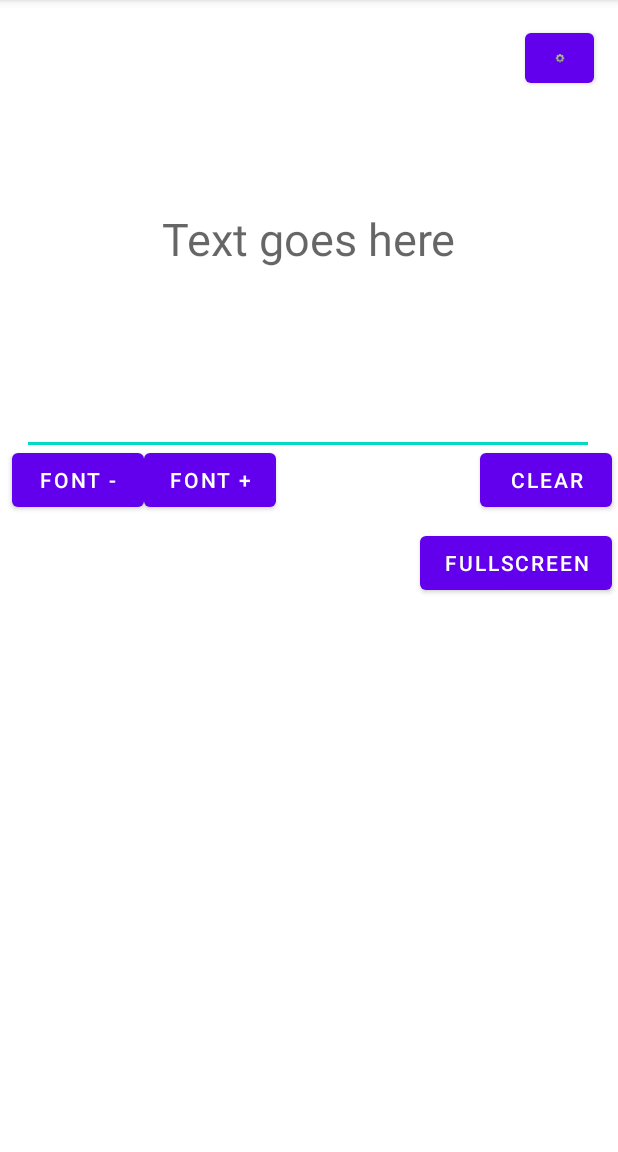
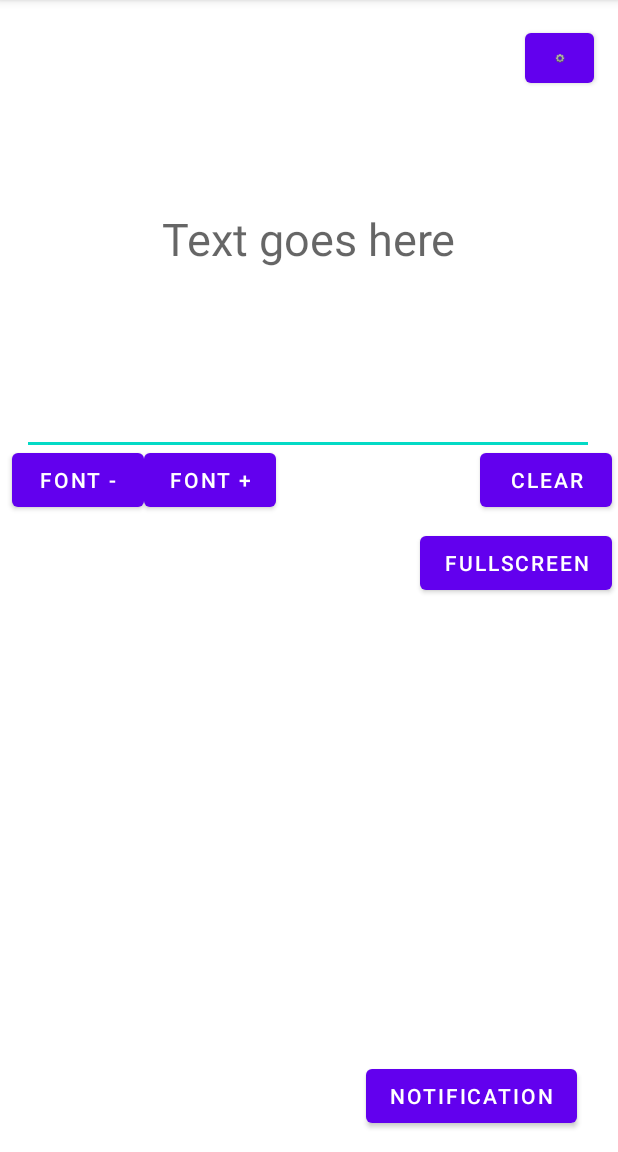
Before and after one commit to meowka91155/MuteNote, an Android app: the screen it shows after launch (MainActivity), on a phone screen of 412 x 824 dp, the part 84-1236 px from its top. Run offline under Robolectric (Android 15) with nearby library versions, the phone set to English and light mode, and no system bars.

Commit message:
added a notification button to bring the app back easily.

```diff
--- a/app/src/main/AndroidManifest.xml
+++ b/app/src/main/AndroidManifest.xml
@@ -3,6 +3,7 @@
     package="com.example.note">
 
     <application
+        android:name=".AppStart"
         android:allowBackup="true"
         android:icon="@mipmap/ic_launcher"
         android:label="@string/app_name"
--- /dev/null
+++ b/app/src/main/java/com/example/note/AppStart.java
@@ -0,0 +1,48 @@
+package com.example.note;
+
+import android.app.Application;
+import android.app.NotificationChannel;
+import android.app.NotificationManager;
+import android.os.Build;
+
+public class AppStart extends Application {
+
+    public static final String CHANNEL_1_ID = "channel1";
+    public static final String CHANNEL_2_ID = "channel2";
+
+    @Override
+    public void onCreate() {
+        super.onCreate();
+
+        createNotificationChannels();
+
+
+
+    }
+
+    private void createNotificationChannels() {
+        if (Build.VERSION.SDK_INT >= Build.VERSION_CODES.O){
+            NotificationChannel channel1 = new NotificationChannel(
+                    CHANNEL_1_ID,
+                    "Channel 1",
+                    NotificationManager.IMPORTANCE_LOW
+            );
+            channel1.setDescription("This is Channel 1");
+
+            NotificationChannel channel2 = new NotificationChannel(
+                    CHANNEL_2_ID,
+                    "Channel 2",
+                    NotificationManager.IMPORTANCE_LOW
+            );
+            channel2.setDescription("This is Channel 2");
+
+            NotificationManager manager = getSystemService(NotificationManager.class);
+
+            manager.createNotificationChannel(channel1);
+            manager.createNotificationChannel(channel2);
+
+        }
+
+    }
+
+}
--- a/app/src/main/java/com/example/note/Settings.java
+++ b/app/src/main/java/com/example/note/Settings.java
@@ -1,6 +1,7 @@
 package com.example.note;
 
 import androidx.appcompat.app.AppCompatActivity;
+import androidx.core.app.NotificationManagerCompat;
 
 import android.os.Bundle;
 import android.view.View;
@@ -15,10 +16,13 @@ public class Settings extends AppCompatActivity {
 
 
 
+
     @Override
     protected void onCreate(Bundle savedInstanceState) {
         super.onCreate(savedInstanceState);
         setContentView(R.layout.activity_settings);
+
+
 
 
         //reset text size
@@ -41,5 +45,7 @@ public class Settings extends AppCompatActivity {
         });
 
 
+
+
     }
 }
--- /dev/null
+++ b/app/src/main/res/drawable/ic_1.xml
@@ -0,0 +1,10 @@
+<vector xmlns:android="http://schemas.android.com/apk/res/android"
+    android:width="24dp"
+    android:height="24dp"
+    android:viewportWidth="24"
+    android:viewportHeight="24"
+    android:tint="?attr/colorControlNormal">
+  <path
+      android:fillColor="@android:color/white"
+      android:pathData="M7,10l5,5 5,-5z"/>
+</vector>
--- a/app/src/main/res/layout/activity_main.xml
+++ b/app/src/main/res/layout/activity_main.xml
@@ -126,4 +126,15 @@
         app:layout_constraintEnd_toEndOf="parent"
         app:layout_constraintTop_toBottomOf="@+id/btn_clear" />
 
+    <Button
+        android:id="@+id/notify_Btn"
+        android:layout_width="wrap_content"
+        android:layout_height="wrap_content"
+        android:layout_marginEnd="27dp"
+        android:layout_marginBottom="13dp"
+        android:onClick="sendOnChannel1"
+        android:text="Notification"
+        app:layout_constraintBottom_toBottomOf="parent"
+        app:layout_constraintEnd_toEndOf="parent" />
+
 </androidx.constraintlayout.widget.ConstraintLayout>
```
Also changed, not shown: app/src/main/java/com/example/note/MainActivity.java (+37 -0 lines), app/src/main/java/com/example/note/NotificationReceiver.java (added, +14 -0 lines).
